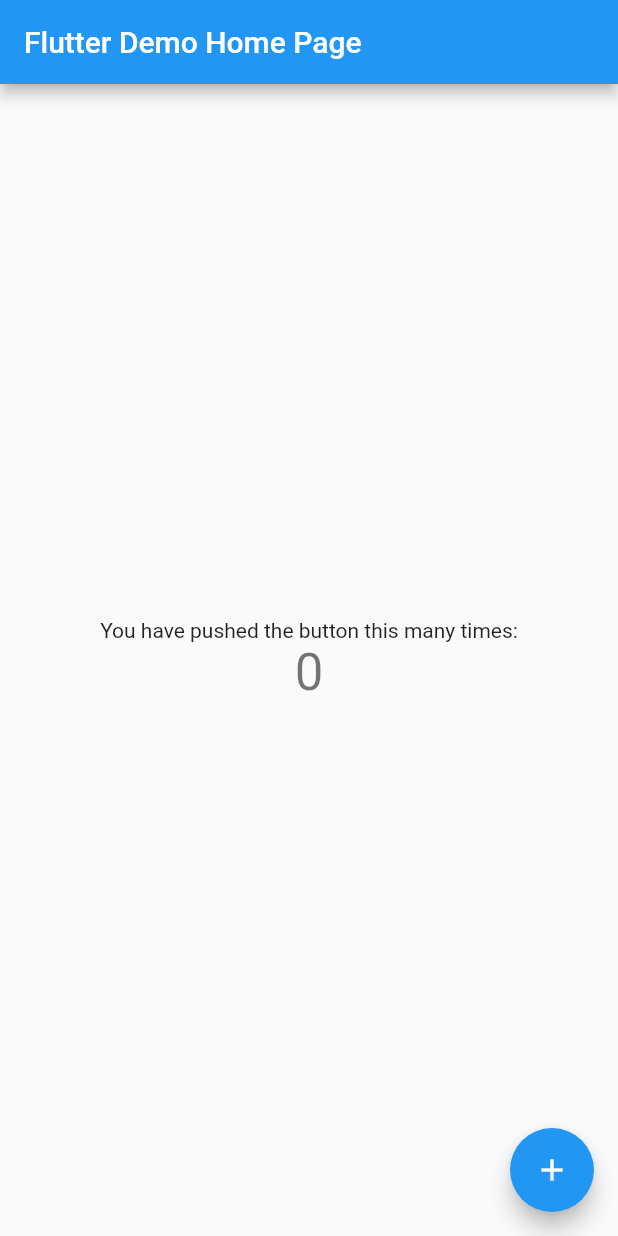
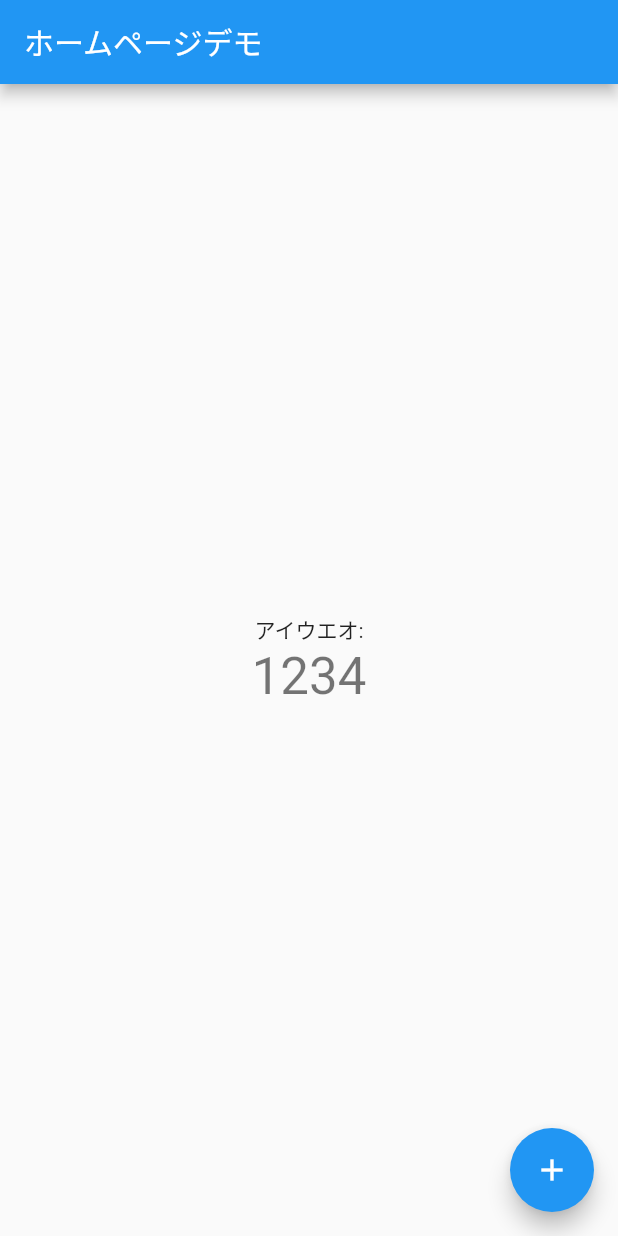
Before and after one commit to ikemoti/flutter_app, a Flutter app: the screen it shows after launch, on a phone screen of 412 x 824 dp. Run offline on Flutter 3.47's test engine with Material 2 defaults, Android fonts, the phone set to English and light mode, and no system bars.

Commit message:
日本語で更新

```diff
--- a/lib/main.dart
+++ b/lib/main.dart
@@ -1,70 +1,47 @@
 import 'package:flutter/material.dart';
-
+//main(){runApp(MyApp)}・メイン関数
 void main() => runApp(MyApp());
-
+//StatelessWidgetを継承したクラス
 class MyApp extends StatelessWidget {
   // This widget is the root of your application.
-  @override
+  @override//WidgetのbuildメゾットでMaterialApp返している
   Widget build(BuildContext context) {
     return MaterialApp(
       title: 'Flutter Demo',
       theme: ThemeData(
-        // This is the theme of your application.
-        //
-        // Try running your application with "flutter run". You'll see the
-        // application has a blue toolbar. Then, without quitting the app, try
-        // changing the primarySwatch below to Colors.green and then invoke
-        // "hot reload" (press "r" in the console where you ran "flutter run",
-        // or simply save your changes to "hot reload" in a Flutter IDE).
-        // Notice that the counter didn't reset back to zero; the application
-        // is not restarted.
+
         primarySwatch: Colors.blue,
       ),
-      home: MyHomePage(title: 'Flutter Demo Home Page'),
+      home: MyHomePage(title: 'ホームページデモ'),
     );
   }
 }
-
+//Stateful(状態を持っていて動的)なWidget(UIコンポーネント)
 class MyHomePage extends StatefulWidget {
   MyHomePage({Key key, this.title}) : super(key: key);
-
-  // This widget is the home page of your application. It is stateful, meaning
-  // that it has a State object (defined below) that contains fields that affect
-  // how it looks.
-
-  // This class is the configuration for the state. It holds the values (in this
-  // case the title) provided by the parent (in this case the App widget) and
-  // used by the build method of the State. Fields in a Widget subclass are
-  // always marked "final".
 
   final String title;
 
   @override
   _MyHomePageState createState() => _MyHomePageState();
 }
-
+//MyHomePageクラスがcreateStateで返すクラス
+//StatefulWidgetはそれ自体はほとんどスカスカで、実体はcreateStateで返すStateにほぼ集約されていて
+//Stateは次の機能を持ちます。
+//①状態を保持・更新する
+//②StatelessWidgetと同様にbuildメソッドでWidgetツリーを返す
 class _MyHomePageState extends State<MyHomePage> {
-  int _counter = 0;
+  int _counter = 1234;
 
   void _incrementCounter() {
+    //次の画面更新タイミングで今のStateの状態を元にUI更新して」という命令
     setState(() {
-      // This call to setState tells the Flutter framework that something has
-      // changed in this State, which causes it to rerun the build method below
-      // so that the display can reflect the updated values. If we changed
-      // _counter without calling setState(), then the build method would not be
-      // called again, and so nothing would appear to happen.
       _counter++;
     });
   }
 
   @override
   Widget build(BuildContext context) {
-    // This method is rerun every time setState is called, for instance as done
-    // by the _incrementCounter method above.
-    //
-    // The Flutter framework has been optimized to make rerunning build methods
-    // fast, so that you can just rebuild anything that needs updating rather
-    // than having to individually change instances of widgets.
     return Scaffold(
       appBar: AppBar(
         // Here we take the value from the MyHomePage object that was created by
@@ -92,7 +69,7 @@ class _MyHomePageState extends State<MyHomePage> {
           mainAxisAlignment: MainAxisAlignment.center,
           children: <Widget>[
             Text(
-              'You have pushed the button this many times:',
+              'アイウエオ:',
             ),
             Text(
               '$_counter',
@@ -101,6 +78,7 @@ class _MyHomePageState extends State<MyHomePage> {
           ],
         ),
       ),
+      //タップされた時の挙動と
       floatingActionButton: FloatingActionButton(
         onPressed: _incrementCounter,
         tooltip: 'Increment',
```
